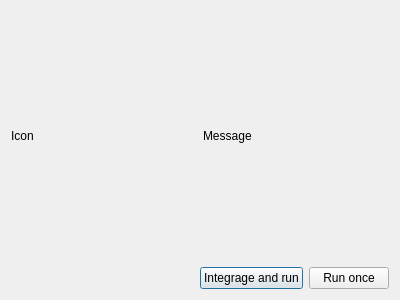
First picture: the form in src/ui/integration_dialog.ui, repository TheAssassin/AppImageLauncher, before the edit.
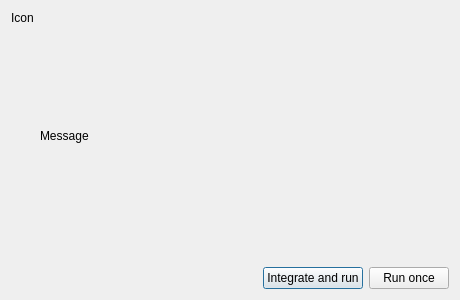
Second picture: the form after the edit.

Commit message: Replace inline integration dialog with the IntegrationDialog class

The edit to the form file:
```diff
--- a/src/ui/integration_dialog.ui
+++ b/src/ui/integration_dialog.ui
@@ -6,10 +6,16 @@
    <rect>
     <x>0</x>
     <y>0</y>
-    <width>400</width>
+    <width>460</width>
     <height>300</height>
    </rect>
   </property>
+  <property name="sizePolicy">
+   <sizepolicy hsizetype="Preferred" vsizetype="Expanding">
+    <horstretch>0</horstretch>
+    <verstretch>0</verstretch>
+   </sizepolicy>
+  </property>
   <property name="windowTitle">
    <string>Desktop Integration</string>
   </property>
@@ -21,22 +27,37 @@
     <layout class="QHBoxLayout" name="horizontalLayout_2">
      <item>
       <widget class="QLabel" name="icon">
+       <property name="sizePolicy">
+        <sizepolicy hsizetype="Preferred" vsizetype="Preferred">
+         <horstretch>0</horstretch>
+         <verstretch>0</verstretch>
+        </sizepolicy>
+       </property>
        <property name="text">
         <string>Icon</string>
        </property>
+       <property name="alignment">
+        <set>Qt::AlignLeading|Qt::AlignLeft|Qt::AlignTop</set>
+       </property>
       </widget>
      </item>
      <item>
       <widget class="QLabel" name="message">
        <property name="sizePolicy">
         <sizepolicy hsizetype="Preferred" vsizetype="MinimumExpanding">
-         <horstretch>0</horstretch>
+         <horstretch>1</horstretch>
          <verstretch>0</verstretch>
         </sizepolicy>
        </property>
        <property name="text">
         <string>Message</string>
        </property>
+       <property name="wordWrap">
+        <bool>true</bool>
+       </property>
+       <property name="margin">
+        <number>0</number>
+       </property>
       </widget>
      </item>
     </layout>
@@ -59,7 +80,10 @@
      <item>
       <widget class="QPushButton" name="pushButton">
        <property name="text">
-        <string>Integrage and run</string>
+        <string>Integrate and run</string>
+       </property>
+       <property name="default">
+        <bool>true</bool>
        </property>
       </widget>
      </item>
```
Left out of the diff: 10 changed lines with no effect on the pictures. The commit also changes 3 other files.
